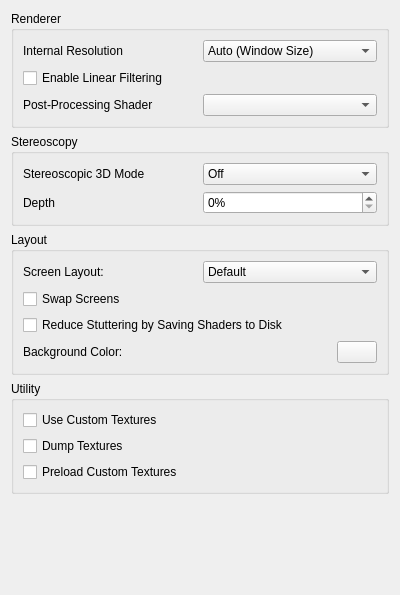
nick90845/citra-1, file src/citra_qt/configuration/configure_enhancements.ui: the form before one commit.
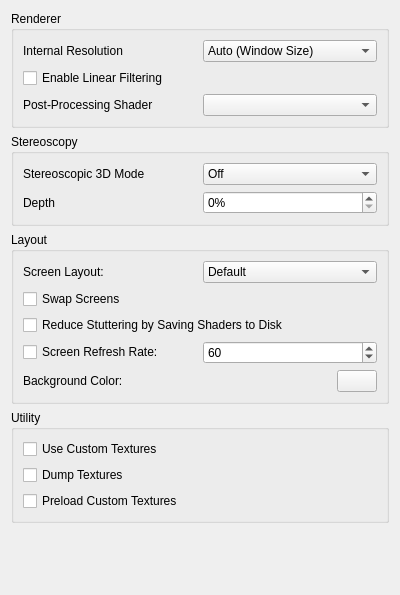
The form after the commit.

Commit message: valentinvanelslande's screen refresh rate setting

```diff
--- a/src/citra_qt/configuration/configure_enhancements.ui
+++ b/src/citra_qt/configuration/configure_enhancements.ui
@@ -246,6 +246,30 @@
         </property>
        </widget>
       </item>
+      <item>
+       <layout class="QHBoxLayout" name="horizontalLayout_9">
+        <item>
+         <widget class="QCheckBox" name="custom_refresh_rate">
+          <property name="text">
+           <string>Screen Refresh Rate:</string>
+          </property>
+         </widget>
+        </item>
+        <item>
+         <widget class="QSpinBox" name="screen_refresh_rate">
+          <property name="minimum">
+           <number>1</number>
+          </property>
+          <property name="maximum">
+           <number>999</number>
+          </property>
+          <property name="value">
+           <number>60</number>
+          </property>
+         </widget>
+        </item>
+       </layout>
+      </item>
       <item>
        <layout class="QHBoxLayout" name="horizontalLayout_6">
         <item>
```
The commit also changes 4 other files.
